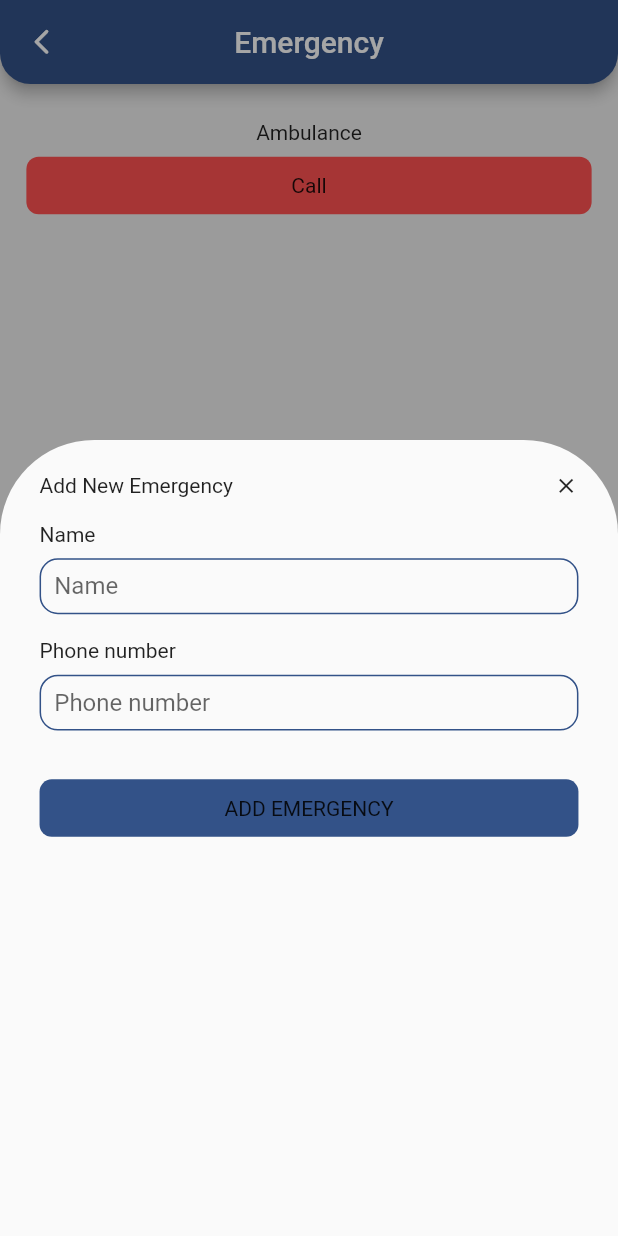
After one commit to Mahmoud-Abdel-Moaz/health_care, a Flutter app: the EmergencyScreen screen opened directly, after a tap on the "add" icon, on a phone screen of 412 x 824 dp. The commit adds this screen. Run offline on Flutter 3.47's test engine with Material 2 defaults, Android fonts, the phone set to English and light mode, and no system bars; our stand-ins replace bloc, cloud_firestore, conditional_builder, conditional_builder_null_safety, device_info_plus, equatable and 10 more; accounts and stored records are empty.

Commit message:
Emergency

```diff
--- a/lib/core/compnents.dart
+++ b/lib/core/compnents.dart
@@ -273,6 +273,7 @@ passwordTextField({
 Widget defaultButton(
     {required void Function() onTap,
       required String text,
+      Color? background,
       bool isLoading = false}) {
   return GestureDetector(
     onTap: onTap,
@@ -283,7 +284,7 @@ Widget defaultButton(
       ),
       decoration: BoxDecoration(
         borderRadius: BorderRadius.circular(8.r),
-        color: defaultColor,
+        color: background??defaultColor,
       ),
       child: Center(
         child: isLoading
--- a/lib/core/constants.dart
+++ b/lib/core/constants.dart
@@ -1,6 +1,7 @@
 import 'package:flutter/material.dart';
 import 'package:flutter/services.dart';
 import 'package:intl/intl.dart';
+import 'package:url_launcher/url_launcher.dart';
 
 import 'colors.dart';
 
@@ -34,3 +35,16 @@ String convertDate(DateTime dateTime){
   String formattedDate = formatter.format(dateTime);
   return formattedDate;
 }
+
+makeCall(String phone) async {
+  final Uri uri = Uri(
+    scheme: 'tel',
+    path: phone,
+  );
+  if (!await launchUrl(
+    uri,
+    mode: LaunchMode.externalApplication,
+  )) {
+    throw 'Cant not launch url';
+  }
+}
--- /dev/null
+++ b/lib/features/emergency/data/models/emergency_model.dart
@@ -0,0 +1,19 @@
+
+import '../../domain/entities/emergency.dart';
+
+class EmergencyModel extends Emergency{
+  EmergencyModel(super.id,super.name, super.phone);
+
+  factory EmergencyModel.fromJson(Map<String, dynamic> json) {
+    return EmergencyModel(json['id'],json['name'], json['phone'],);
+  }
+
+  Map<String,dynamic> toJson() {
+    Map<String, dynamic> json = {};
+    json['id']=id;
+    json['name']=name;
+    json['phone']=phone;
+    return json;
+  }
+
+}
--- /dev/null
+++ b/lib/features/emergency/domain/entities/emergency.dart
@@ -0,0 +1,11 @@
+
+import 'package:equatable/equatable.dart';
+
+class Emergency extends Equatable{
+  final String id, name,phone;
+
+  Emergency(this.id,this.name, this.phone);
+  @override
+  List<Object?> get props => [id,name,phone];
+
+}
--- /dev/null
+++ b/lib/features/emergency/presentation/bloc/emergency_cubit.dart
@@ -0,0 +1,57 @@
+import 'package:bloc/bloc.dart';
+import 'package:cloud_firestore/cloud_firestore.dart';
+import 'package:equatable/equatable.dart';
+import 'package:flutter_bloc/flutter_bloc.dart';
+
+import '../../../../core/constants.dart';
+import '../../data/models/emergency_model.dart';
+import '../../domain/entities/emergency.dart';
+
+part 'emergency_state.dart';
+
+class EmergencyCubit extends Cubit<EmergencyState> {
+  EmergencyCubit() : super(EmergencyInitial());
+
+  static EmergencyCubit get(context) => BlocProvider.of(context);
+  List<Emergency>? emergencies;
+  final FirebaseFirestore _firestore = FirebaseFirestore.instance;
+
+  Future<void> getEmergencies() async {
+    try {
+      emit(LoadingEmergenciesState());
+      QuerySnapshot querySnapshot =
+      await _firestore.collection('emergencies').doc(userId).collection('emergencies').get();
+      emergencies = [];
+      for (var doc in querySnapshot.docs) {
+        Map<String, dynamic> map = doc.data()! as Map<String, dynamic>;
+        emergencies!.add(EmergencyModel.fromJson(map));
+      }
+      emit(LoadedEmergenciesState(emergencies!));
+    } catch (e) {
+      emit(ErrorEmergenciesState(e.toString()));
+      print('Error getEmergencies: $e');
+    }
+  }
+
+
+  addEmergency({
+    required String name,
+    required String phone,
+  }) async {
+    try {
+      emit(LoadingAddEmergencyState());
+      final CollectionReference myCollection =
+      _firestore.collection('emergencies').doc(userId).collection('emergencies');
+      final DocumentReference newDocRef = myCollection.doc();
+      final String newDocId = newDocRef.id;
+      await _firestore.collection('emergencies').doc(userId).collection('emergencies').doc(newDocId).set(
+          EmergencyModel(newDocId, name, phone,)
+              .toJson());
+      emit(LoadedAddEmergencyState());
+    } catch (e) {
+      emit(ErrorAddEmergencyState(e.toString()));
+      print('Error addEmergency $e');
+    }
+  }
+
+}
--- /dev/null
+++ b/lib/features/emergency/presentation/bloc/emergency_state.dart
@@ -0,0 +1,50 @@
+part of 'emergency_cubit.dart';
+
+abstract class EmergencyState extends Equatable {
+  const EmergencyState();
+}
+
+class EmergencyInitial extends EmergencyState {
+  @override
+  List<Object> get props => [];
+}
+
+class LoadingEmergenciesState extends EmergencyState {
+  @override
+  List<Object> get props => [];
+}
+
+class LoadedEmergenciesState extends EmergencyState {
+  final List<Emergency> emergencies;
+
+  const LoadedEmergenciesState(this.emergencies);
+  @override
+  List<Object> get props => [emergencies];
+}
+
+class ErrorEmergenciesState extends EmergencyState {
+  final String message;
+
+  const ErrorEmergenciesState(this.message);
+  @override
+  List<Object> get props => [message];
+}
+
+class LoadingAddEmergencyState extends EmergencyState {
+  @override
+  List<Object> get props => [];
+}
+
+class LoadedAddEmergencyState extends EmergencyState {
+
+  @override
+  List<Object> get props => [];
+}
+
+class ErrorAddEmergencyState extends EmergencyState {
+  final String message;
+
+  const ErrorAddEmergencyState(this.message);
+  @override
+  List<Object> get props => [message];
+}
--- /dev/null
+++ b/lib/features/emergency/presentation/pages/emergency_details_view.dart
@@ -0,0 +1,40 @@
+
+import 'package:flutter/material.dart';
+import 'package:flutter_screenutil/flutter_screenutil.dart';
+
+import '../../../../core/colors.dart';
+import '../../../../core/compnents.dart';
+import '../../../../core/font.dart';
+import '../../domain/entities/emergency.dart';
+
+class EmergencyDetailsScreen extends StatelessWidget {
+  final Emergency emergency;
+  final int number;
+  const EmergencyDetailsScreen({Key? key, required this.emergency, required this.number}) : super(key: key);
+
+  @override
+  Widget build(BuildContext context) {
+    return Scaffold(
+      backgroundColor: brightGray,
+      appBar:
+      defaultAppBar(title: 'Person$number details', context: context, withBack: true),
+      body: Padding(
+        padding: EdgeInsets.symmetric(horizontal: 16.w,vertical: 24.h),
+        child: Column(
+          crossAxisAlignment: CrossAxisAlignment.center,
+          children: [
+            SizedBox(height: 24.h,),
+            Text('Name',style: openSans(16.sp, defaultColor, FontWeight.bold),textScaleFactor: 1,),
+            SizedBox(height: 16.h,),
+            Text(emergency.name,style: openSans(16.sp, Colors.black, FontWeight.w600),textScaleFactor: 1,),
+            SizedBox(height: 24.h,),
+            Text('Phone',style: openSans(16.sp, defaultColor, FontWeight.bold),textScaleFactor: 1,),
+            SizedBox(height: 16.h,),
+            Text(emergency.phone,style: openSans(16.sp, Colors.black, FontWeight.w600),textScaleFactor: 1,),
+
+          ],
+        ),
+      ),
+    );
+  }
+}
--- /dev/null
+++ b/lib/features/emergency/presentation/pages/emergency_view.dart
@@ -0,0 +1,186 @@
+import 'package:conditional_builder_null_safety/conditional_builder_null_safety.dart';
+import 'package:flutter/material.dart';
+import 'package:flutter_bloc/flutter_bloc.dart';
+import 'package:flutter_screenutil/flutter_screenutil.dart';
+import 'package:health_care/features/emergency/presentation/widgets/emergency_item_view.dart';
+import 'package:modal_bottom_sheet/modal_bottom_sheet.dart';
+
+import '../../../../core/colors.dart';
+import '../../../../core/compnents.dart';
+import '../../../../core/constants.dart';
+import '../../../../core/font.dart';
+import '../../domain/entities/emergency.dart';
+import '../bloc/emergency_cubit.dart';
+
+class EmergencyScreen extends StatelessWidget {
+  const EmergencyScreen({Key? key}) : super(key: key);
+
+  @override
+  Widget build(BuildContext context) {
+    EmergencyCubit emergencyCubit = EmergencyCubit.get(context);
+    emergencyCubit.getEmergencies();
+    List<Emergency>? emergencies = emergencyCubit.emergencies;
+    return Scaffold(
+      backgroundColor: brightGray,
+      appBar:
+      defaultAppBar(title: 'Emergency', context: context, withBack: true),
+      body: Padding(
+        padding:  EdgeInsets.symmetric(horizontal: 16.w,vertical: 24.h),
+        child: Column(
+          crossAxisAlignment: CrossAxisAlignment.center,
+          children: [
+            Text('Ambulance',style: openSans(16.sp, Colors.black, FontWeight.w600),textScaleFactor: 1,),
+            SizedBox(height: 8.h,),
+            defaultButton(onTap: ()=>makeCall('123'), text: 'Call',background: Colors.redAccent),
+            SizedBox(height: 16.h,),
+
+            Expanded(
+              child: BlocConsumer<EmergencyCubit, EmergencyState>(
+                listener: (context, state) {
+                  if (state is LoadedEmergenciesState) {
+                    emergencies = state.emergencies;
+                  }else if(state is LoadedAddEmergencyState){
+                    emergencyCubit.getEmergencies();
+                  }
+                },
+                builder: (context, state) {
+                  return ConditionalBuilder(
+                    condition: emergencies != null,
+                    fallback: (context) => Center(
+                      child: CircularProgressIndicator(
+                        color: defaultColor,
+                      ),
+                    ),
+                    builder: (context) => ListView.separated(
+                      itemBuilder: (context,index)=>EmergencyItemView(emergency: emergencies![index], number: index+1),
+                      separatorBuilder:(context,index)=>SizedBox(height: 16.h,) ,
+                      itemCount: emergencies!.length,
+                      padding: EdgeInsets.zero,
+                      physics: const BouncingScrollPhysics(),
+                    ),
+                  );
+                },
+              ),
+            ),
+          ],
+        ),
+      ),
+      floatingActionButton: FloatingActionButton(
+        backgroundColor: defaultColor,
+        onPressed: () => showOptionsSheet(context),
+        child: const Icon(
+          Icons.add,
+          color: Colors.white,
+        ),
+      ),
+    );
+
+  }
+
+  void showOptionsSheet(BuildContext mainContext) {
+    final nameController = TextEditingController();
+    final phoneController = TextEditingController();
+    final nameFocusNode = FocusNode();
+    final phoneFocusNode = FocusNode();
+    bool isLoading = false;
+
+    EmergencyCubit emergencyCubit = EmergencyCubit.get(mainContext);
+
+    showMaterialModalBottomSheet(
+      context: mainContext,
+      shape: RoundedRectangleBorder(
+        borderRadius: BorderRadius.vertical(
+          top: Radius.circular(62.r),
+        ),
+      ),
+      backgroundColor: lotion,
+      builder: (context) => SingleChildScrollView(
+        padding:
+        EdgeInsets.only(bottom: MediaQuery.of(context).viewInsets.bottom),
+        controller: ModalScrollController.of(context),
+        child: StatefulBuilder(
+          builder:
+              (BuildContext context, void Function(void Function()) setState) {
+            return Container(
+              constraints: BoxConstraints(minHeight: 190.h, maxHeight: 523.h),
+              width: double.infinity,
+              padding: EdgeInsets.symmetric(vertical: 22.h, horizontal: 24.w),
+              /* decoration: BoxDecoration(
+                color: Colors.white,
+                borderRadius: BorderRadius.vertical(
+                  top: Radius.circular(50.r),
+                ),
+              ),*/
+              child: ListView(
+                physics: const BouncingScrollPhysics(),
+                children: [
+                  Row(
+                    crossAxisAlignment: CrossAxisAlignment.center,
+                    mainAxisAlignment: MainAxisAlignment.spaceBetween,
+                    children: [
+                      Text(
+                        'Add New Emergency ',
+                        style:
+                        openSans(16.sp, Colors.black, FontWeight.w600),
+                        textScaleFactor: 1,
+                      ),
+                      GestureDetector(
+                        onTap: () => Navigator.of(context).pop(),
+                        child: Icon(
+                          Icons.close,
+                          size: 16.sp,
+                        ),
+                      )
+                    ],
+                  ),
+                  SizedBox(
+                    height: 16.h,
+                  ),
+                  customTextField(
+                    controller: nameController,
+                    context: context,
+                    hint: 'Name',
+                    label: 'Name',
+                    focusNode: nameFocusNode,
+                    onSubmit: () =>
+                        FocusScope.of(context).requestFocus(phoneFocusNode),
+                  ),
+                  SizedBox(
+                    height: 16.h,
+                  ),
+                  customTextField(
+                    controller: phoneController,
+                    context: context,
+                    hint: 'Phone number',
+                    label: 'Phone number',
+                    type:TextInputType.phone,
+                    focusNode: phoneFocusNode,
+                    onSubmit: () =>
+                        FocusScope.of(context).unfocus(),
+                  ),
+                  SizedBox(
+                    height: 16.h,
+                  ),
+                  SizedBox(
+                    height: 16.h,
+                  ),
+                  defaultButton(onTap: (){
+                    if(!isLoading){
+                      if(nameController.text.isNotEmpty&&phoneController.text.isNotEmpty){
+                        emergencyCubit.addEmergency(name: nameController.text, phone: phoneController.text);
+                        Navigator.of(mainContext).pop();
+                      }else {
+                        showToast(msg: 'Enter All Info', state: ToastStates.error);
+                      }
+                    }
+                  }, text: 'ADD EMERGENCY',isLoading: isLoading),
+                ],
+              ),
+            );
+          },
+        ),
+      ),
+    );
+  }
+
+}
--- /dev/null
+++ b/lib/features/emergency/presentation/widgets/emergency_item_view.dart
@@ -0,0 +1,36 @@
+
+import 'package:flutter/material.dart';
+import 'package:flutter_screenutil/flutter_screenutil.dart';
+import 'package:health_care/core/compnents.dart';
+import 'package:health_care/core/constants.dart';
+import 'package:health_care/core/font.dart';
+import 'package:health_care/features/emergency/presentation/pages/emergency_details_view.dart';
+
+import '../../domain/entities/emergency.dart';
+
+class EmergencyItemView extends StatelessWidget {
+  final Emergency emergency;
+  final int number;
+  const EmergencyItemView({Key? key, required this.emergency, required this.number}) : super(key: key);
+
+  @override
+  Widget build(BuildContext context) {
+    return Column(
+      crossAxisAlignment: CrossAxisAlignment.center,
+      children: [
+        Text('Person $number',style: openSans(16.sp, Colors.black, FontWeight.w600),textScaleFactor: 1,),
+        SizedBox(height: 8.h,),
+        Row(
+          crossAxisAlignment: CrossAxisAlignment.center,
+          mainAxisSize: MainAxisSize.max,
+          children: [
+            Flexible(child: defaultButton(onTap: ()=>navigateTo(context, EmergencyDetailsScreen(emergency: emergency, number: number)), text: 'Details')),
+            SizedBox(width: 8.w,),
+            Flexible(child: defaultButton(onTap: ()=>makeCall(emergency.phone), text: 'Call',background: Colors.redAccent)),
+
+          ],
+        )
+      ],
+    );
+  }
+}
--- a/lib/features/home/presentation/pages/service_view.dart
+++ b/lib/features/home/presentation/pages/service_view.dart
@@ -1,12 +1,12 @@
 import 'package:flutter/material.dart';
 import 'package:flutter_screenutil/flutter_screenutil.dart';
 import 'package:health_care/core/colors.dart';
-import 'package:health_care/core/constants.dart';
 import 'package:health_care/core/font.dart';
 import 'package:health_care/features/home/presentation/pages/app_service.dart';
 import 'package:health_care/features/hospitals/presentation/pages/places_view.dart';
 
 import '../../../../core/compnents.dart';
+import '../../../emergency/presentation/pages/emergency_view.dart';
 import '../../../medicine/presentation/pages/medicine_view.dart';
 
 class ServiceScreen extends StatelessWidget {
@@ -60,7 +60,7 @@ class ServiceScreen extends StatelessWidget {
       AppService(
         'assets/images/emergency.png',
         'Emergency',
-            () {},
+            () =>navigateTo(context, EmergencyScreen()),
       ),
       AppService(
         'assets/images/medicine.png',
--- a/lib/features/medicine/presentation/pages/medicine_view.dart
+++ b/lib/features/medicine/presentation/pages/medicine_view.dart
@@ -71,7 +71,6 @@ class MedicineScreen extends StatelessWidget {
     final timeController = TextEditingController();
     final nameFocusNode = FocusNode();
     final doesFocusNode = FocusNode();
-    final timeFocusNode = FocusNode();
     bool isLoading = false;
     TimeOfDay? selectedTime;
     String? selectedShape;
@@ -259,6 +258,7 @@ class MedicineScreen extends StatelessWidget {
                         if(!isLoading){
                           if(nameController.text.isNotEmpty&&doesController.text.isNotEmpty&&selectedShape!=null&&selectedTime!=null){
                             medicineCubit.addMedicine(name: nameController.text, shape: selectedShape!, dose: doesController.text, hour: selectedTime!.hour, minute: selectedTime!.minute);
+                         Navigator.of(mainContext).pop();
                           }else {
                             showToast(msg: 'Enter All Info', state: ToastStates.error);
                           }
--- a/lib/main.dart
+++ b/lib/main.dart
@@ -2,6 +2,7 @@ import 'package:firebase_core/firebase_core.dart';
 import 'package:flutter/material.dart';
 import 'package:flutter_bloc/flutter_bloc.dart';
 import 'package:flutter_screenutil/flutter_screenutil.dart';
+import 'package:health_care/features/emergency/presentation/bloc/emergency_cubit.dart';
 import 'package:health_care/features/home/presentation/pages/layout_view.dart';
 
 import 'core/cache_helper.dart';
@@ -32,6 +33,7 @@ class MyApp extends StatelessWidget {
 
     return  MultiBlocProvider(
       providers: [
+       BlocProvider(create: (_) =>EmergencyCubit()),
        BlocProvider(create: (_) =>  PlaceCubit()),
        BlocProvider(create: (_) =>  AuthCubit()),
        BlocProvider(create: (_) =>  LayoutCubit()),
```
Also changed, not shown: pubspec.yaml (+8 -1 lines), pubspec.lock, 21 other files.
